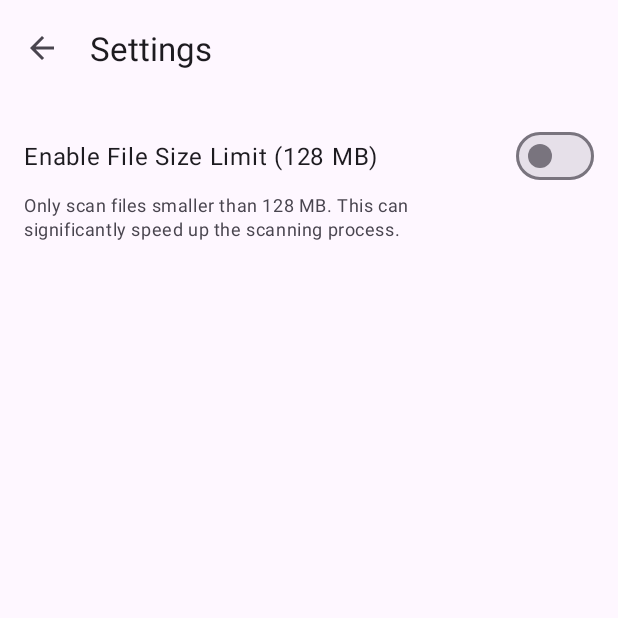
After one commit to k4ustu3h/DeDupe, an Android app: the SettingsActivity screen opened directly, with no data from a screen before it, on a phone screen of 412 x 824 dp, the top half of it. The commit adds this screen. Run offline under Robolectric (Android 15) with nearby library versions, the phone set to English and light mode, and no system bars.

Commit message:
Add File size limit switch
Added
  - Settings activity

```diff
--- a/app/build.gradle.kts
+++ b/app/build.gradle.kts
@@ -45,4 +45,5 @@ dependencies {
     implementation(libs.groupie) // Or your desired version
     implementation(libs.groupie.kotlin.android.extensions)
     implementation(libs.groupie.viewbinding)
+    implementation(libs.androidx.activity)
 }
--- a/app/src/main/AndroidManifest.xml
+++ b/app/src/main/AndroidManifest.xml
@@ -13,6 +13,9 @@
         android:supportsRtl="true"
         android:theme="@style/Theme.DeDupe">
         <activity
+            android:name=".SettingsActivity"
+            android:exported="false" />
+        <activity
             android:name=".MainActivity"
             android:exported="true">
             <intent-filter>
--- /dev/null
+++ b/app/src/main/java/k4ustu3h/dedupe/SettingsActivity.kt
@@ -0,0 +1,48 @@
+package k4ustu3h.dedupe
+
+import android.os.Bundle
+import androidx.activity.enableEdgeToEdge
+import androidx.appcompat.app.AppCompatActivity
+import androidx.core.content.edit
+import androidx.core.view.ViewCompat
+import androidx.core.view.WindowInsetsCompat
+import k4ustu3h.dedupe.databinding.ActivitySettingsBinding
+
+class SettingsActivity : AppCompatActivity() {
+
+    private lateinit var binding: ActivitySettingsBinding
+
+    override fun onCreate(savedInstanceState: Bundle?) {
+        super.onCreate(savedInstanceState)
+        enableEdgeToEdge()
+        setContentView(R.layout.activity_settings)
+        ViewCompat.setOnApplyWindowInsetsListener(findViewById(R.id.main)) { v, insets ->
+            val systemBars = insets.getInsets(WindowInsetsCompat.Type.systemBars())
+            v.setPadding(
+                systemBars.left + 32,
+                systemBars.top + 32,
+                systemBars.right + 32,
+                systemBars.bottom + 32
+            )
+            insets
+        }
+        binding = ActivitySettingsBinding.inflate(layoutInflater)
+        setContentView(binding.root)
+
+        setSupportActionBar(binding.topAppBar)
+        supportActionBar?.setDisplayHomeAsUpEnabled(true)
+
+        val sharedPreferences = getSharedPreferences("app_settings", MODE_PRIVATE)
+        binding.enableFileSizeLimitSwitch.isChecked =
+            sharedPreferences.getBoolean("enable_file_size_limit", false)
+
+        binding.enableFileSizeLimitSwitch.setOnCheckedChangeListener { _, isChecked ->
+            sharedPreferences.edit { putBoolean("enable_file_size_limit", isChecked) }
+        }
+    }
+
+    override fun onSupportNavigateUp(): Boolean {
+        onBackPressedDispatcher.onBackPressed()
+        return true
+    }
+}
--- /dev/null
+++ b/app/src/main/res/layout/activity_settings.xml
@@ -0,0 +1,45 @@
+<?xml version="1.0" encoding="utf-8"?>
+<LinearLayout xmlns:android="http://schemas.android.com/apk/res/android"
+    xmlns:app="http://schemas.android.com/apk/res-auto"
+    android:id="@+id/main"
+    android:layout_width="match_parent"
+    android:layout_height="match_parent"
+    android:orientation="vertical">
+
+    <com.google.android.material.appbar.MaterialToolbar
+        android:id="@+id/topAppBar"
+        android:layout_width="match_parent"
+        android:layout_height="?attr/actionBarSize"
+        app:navigationIcon="?attr/homeAsUpIndicator"
+        app:title="@string/settings" />
+
+    <ScrollView
+        android:layout_width="match_parent"
+        android:layout_height="wrap_content">
+
+        <LinearLayout
+            android:layout_width="match_parent"
+            android:layout_height="wrap_content"
+            android:orientation="vertical"
+            android:padding="16dp">
+
+            <com.google.android.material.materialswitch.MaterialSwitch
+                android:id="@+id/enableFileSizeLimitSwitch"
+                android:layout_width="match_parent"
+                android:layout_height="wrap_content"
+                android:text="@string/enable_file_size_limit"
+                android:textAppearance="?attr/textAppearanceBodyLarge" />
+
+            <TextView
+                android:layout_width="wrap_content"
+                android:layout_height="wrap_content"
+                android:layout_marginEnd="64dp"
+                android:text="@string/only_scan_small_files_description"
+                android:textAppearance="?attr/textAppearanceBodySmall"
+                android:textColor="?android:attr/textColorSecondary" />
+
+        </LinearLayout>
+
+    </ScrollView>
+
+</LinearLayout>
--- a/app/src/main/res/values/strings.xml
+++ b/app/src/main/res/values/strings.xml
@@ -1,5 +1,9 @@
 <resources>
     <string name="app_name">DeDupe</string>
-    <string name="scan">Scan for Duplicates</string>
     <string name="delete_selected">Delete Selected</string>
+    <string name="enable_file_size_limit">Enable File Size Limit (128 MB)</string>
+    <string name="only_scan_small_files_description">Only scan files smaller than 128 MB. This can significantly speed up the scanning process.</string>
+    <string name="scan">Scan</string>
+    <string name="settings">Settings</string>
+    <string name="sort_by">Sort By</string>
 </resources>
--- a/gradle/libs.versions.toml
+++ b/gradle/libs.versions.toml
@@ -8,6 +8,7 @@ lifecycleRuntimeKtx = "2.8.7"
 material = "1.12.0"
 constraintlayout = "2.2.1"
 recyclerview = "1.4.0"
+activity = "1.10.1"
 
 [libraries]
 androidx-core-ktx = { group = "androidx.core", name = "core-ktx", version.ref = "coreKtx" }
@@ -19,6 +20,7 @@ groupie-kotlin-android-extensions = { group = "com.github.lisawray.groupie", nam
 groupie-viewbinding = { module = "com.github.lisawray.groupie:groupie-viewbinding", version.ref = "groupie" }
 material = { group = "com.google.android.material", name = "material", version.ref = "material" }
 androidx-constraintlayout = { group = "androidx.constraintlayout", name = "constraintlayout", version.ref = "constraintlayout" }
+androidx-activity = { group = "androidx.activity", name = "activity", version.ref = "activity" }
 
 [plugins]
 android-application = { id = "com.android.application", version.ref = "agp" }
```
Also changed, not shown: app/src/main/java/k4ustu3h/dedupe/MainActivity.kt (+19 -1 lines), app/src/main/java/k4ustu3h/dedupe/utils/FileUtils.kt (+12 -2 lines), app/src/main/res/drawable/settings.xml (added, +9 -0 lines), app/src/main/res/layout/activity_main.xml (+18 -1 lines), app/src/main/res/menu/main_menu.xml (added, +10 -0 lines).
